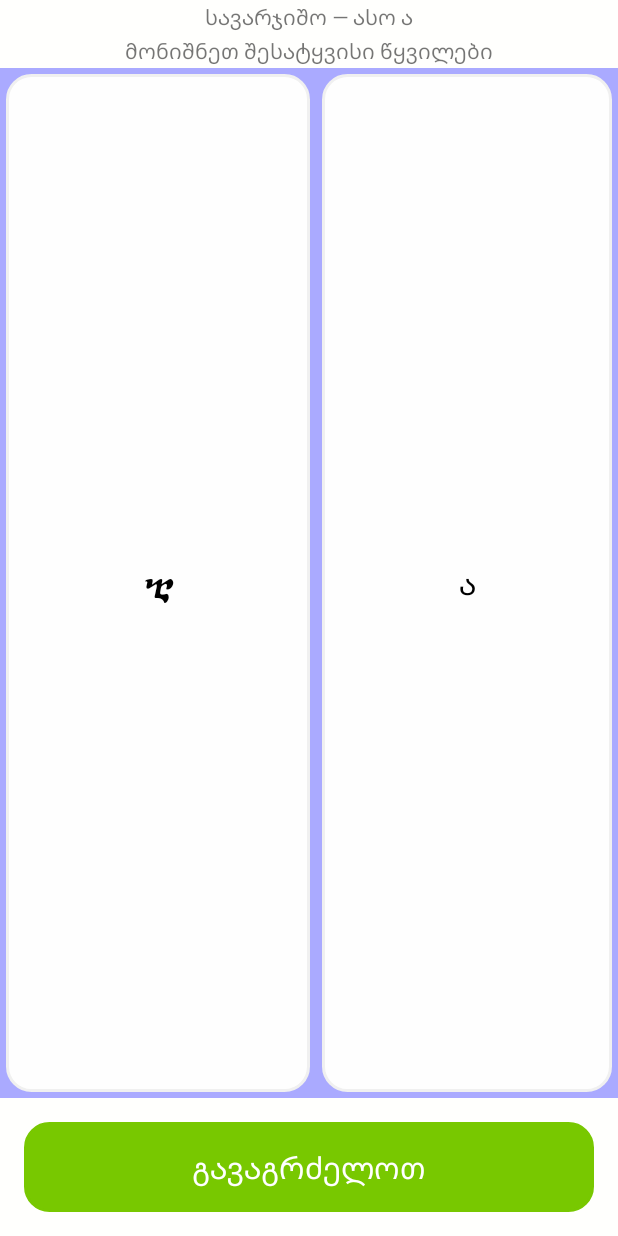
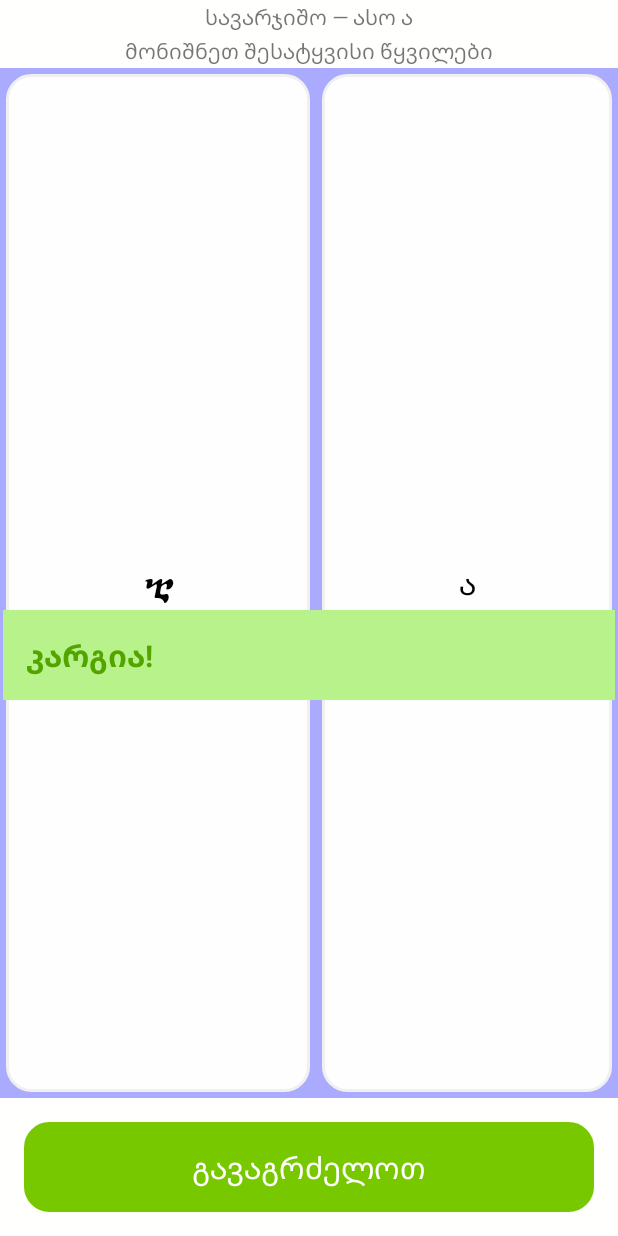
Before and after one commit to hubua/Beboena, an Android app: the layout fragment_resembles.xml on its own in the app's theme, with its tools: preview values and no code run, on a phone screen of 412 x 824 dp. Run offline under Robolectric (Android 15) with nearby library versions, the phone set to English and light mode, and no system bars; network calls fail.

Commit message:
Display success banner when all pairs matched correctly

```diff
--- a/app/src/main/java/com/hubua/beboena/ui/TranscriptFragment.kt
+++ b/app/src/main/java/com/hubua/beboena/ui/TranscriptFragment.kt
@@ -157,7 +157,7 @@ class TranscriptFragment : Fragment() {
             showSentenceToTranscript()
             switchControlsState(true)
         } else {
-            // Navigation is done to action instead of fragment (R.id.frg_result) to allow back-stack directly to the home
+            // Navigation is done to action instead of fragment (R.id.frg_result) to make possible back-stack popUpTo to the home
             val action = TranscriptFragmentDirections.actionFrgTranscriptToFrgResult(
                 transcriptedCorrectCount,
                 transcriptedWrongCount
--- a/app/src/main/res/layout/fragment_resembles.xml
+++ b/app/src/main/res/layout/fragment_resembles.xml
@@ -1,6 +1,5 @@
 <?xml version="1.0" encoding="utf-8"?>
 <LinearLayout xmlns:android="http://schemas.android.com/apk/res/android"
-    xmlns:app="http://schemas.android.com/apk/res-auto"
     xmlns:tools="http://schemas.android.com/tools"
     android:layout_width="match_parent"
     android:layout_height="match_parent"
@@ -23,11 +22,15 @@
         android:padding="1dp"
         android:text="@string/txt_pairs_hint" />
 
+    <FrameLayout
+        android:layout_width="match_parent"
+        android:layout_height="0px"
+        android:layout_weight="1">
+
         <TableLayout
             android:id="@+id/table_pairs"
             android:layout_width="match_parent"
-        android:layout_height="0px"
-        android:layout_weight="1">
+            android:layout_height="match_parent">
 
             <TableRow
                 android:layout_width="match_parent"
@@ -57,10 +60,26 @@
                     android:text="ა" />
             </TableRow>
 
+        </TableLayout>
 
+        <TextView
+            android:id="@+id/txt_banner_correct"
+            android:layout_width="match_parent"
+            android:layout_height="wrap_content"
+            android:layout_gravity="center_vertical"
+            android:layout_marginLeft="2dp"
+            android:layout_marginRight="2dp"
+            android:layout_marginBottom="-48dp"
+            android:background="@color/colorCorrectBackground"
+            android:padding="16dp"
+            android:text="@string/txt_nice"
+            android:textColor="@color/colorCorrectText"
+            android:textSize="20sp"
+            android:textStyle="bold"
+            android:visibility="visible"
+            tools:layout_marginBottom="10dp" />
 
-
-    </TableLayout>
+    </FrameLayout>
 
     <Button
         android:id="@+id/btn_continue"
--- a/app/src/main/res/values/strings.xml
+++ b/app/src/main/res/values/strings.xml
@@ -26,6 +26,7 @@
     <string name="btn_check">შევამოწმოთ</string>
     <string name="btn_continue">გავაგრძელოთ</string>
 
+    <string name="txt_nice">კარგია!</string>
     <string name="txt_correct">სწორია!</string>
     <string name="txt_wrong">ვაი, შეცდომა…</string>
     <string name="txt_blank">დაწერეთ თარგმანი</string>
```
Also changed, not shown: app/src/main/java/com/hubua/beboena/ui/ResemblesFragment.kt (+73 -35 lines). Lines whose indentation alone changed are shown as unchanged.
